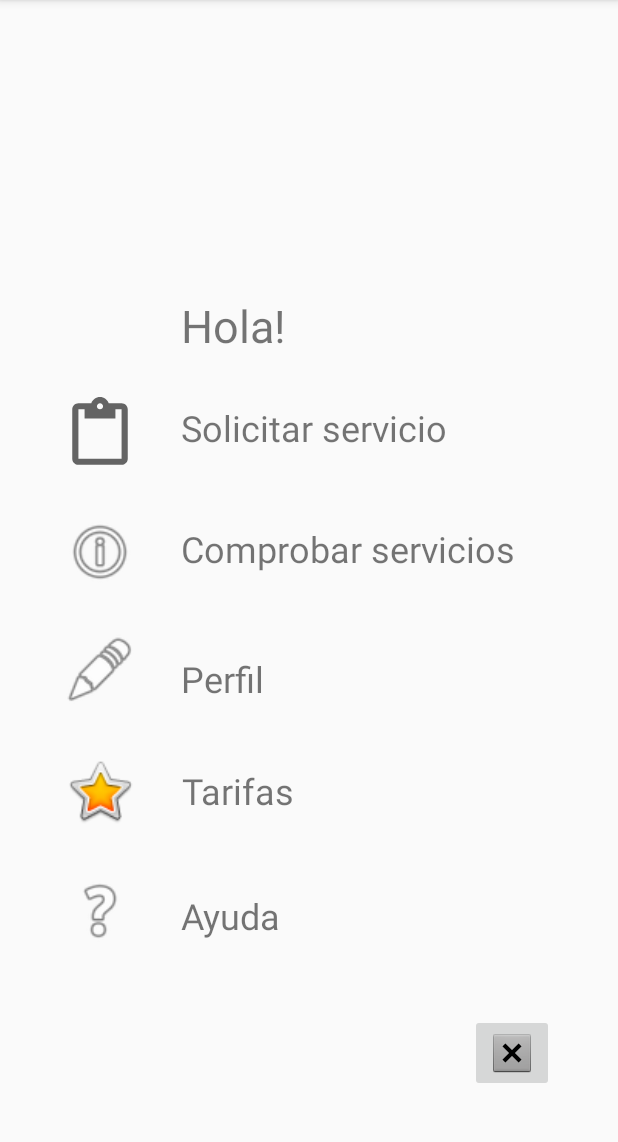
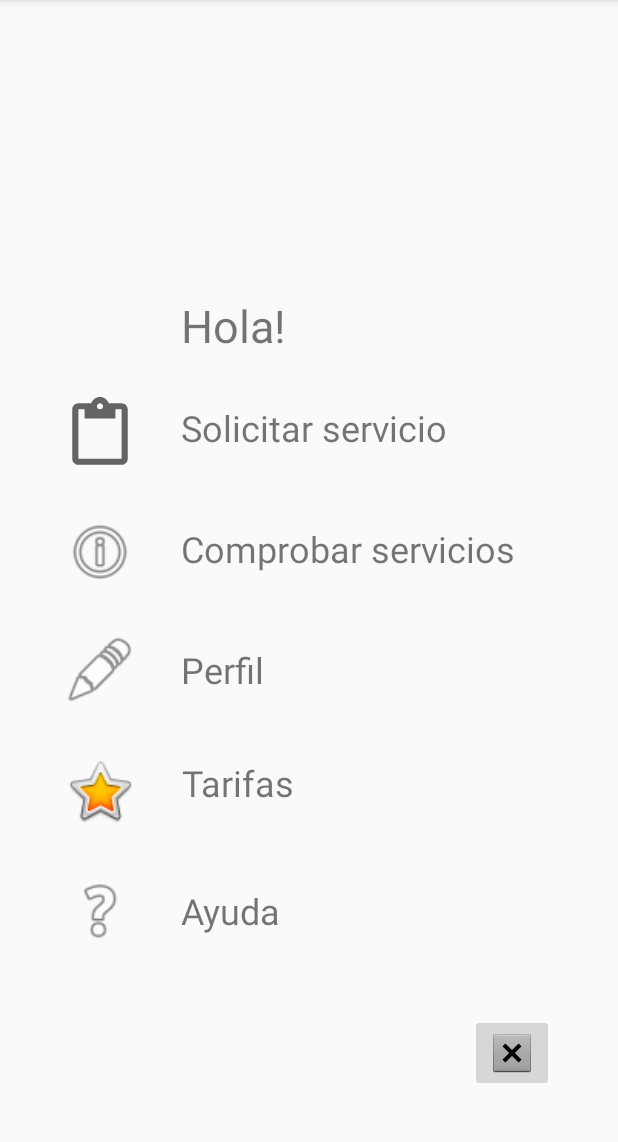
Before and after one commit to dicdadi/ApparcameProyecto, an Android app: the MenuPrincipal screen opened directly, with no data from a screen before it, on a phone screen of 412 x 824 dp, the part 84-1226 px from its top. Run offline under Robolectric (Android 15) with nearby library versions, the phone set to English and light mode, and no system bars.

```diff
--- a/app/src/main/res/layout/activity_menu_principal.xml
+++ b/app/src/main/res/layout/activity_menu_principal.xml
@@ -100,7 +100,7 @@
         app:layout_constraintHorizontal_bias="0.0"
         app:layout_constraintStart_toStartOf="@+id/textView3"
         app:layout_constraintTop_toBottomOf="@+id/textView3"
-        app:layout_constraintVertical_bias="0.134" />
+        app:layout_constraintVertical_bias="0.115" />
 
     <TextView
         android:id="@+id/textView2"
```
